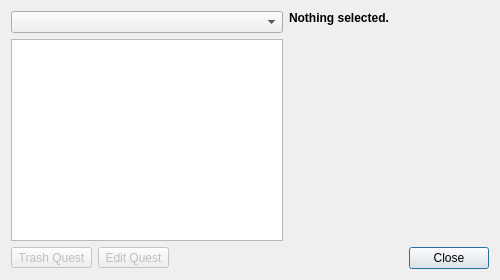
This is starcheat/templates/Quests.ui in wizzomafizzo/starcheat as Qt 5 draws it before an edit. The edited form follows.
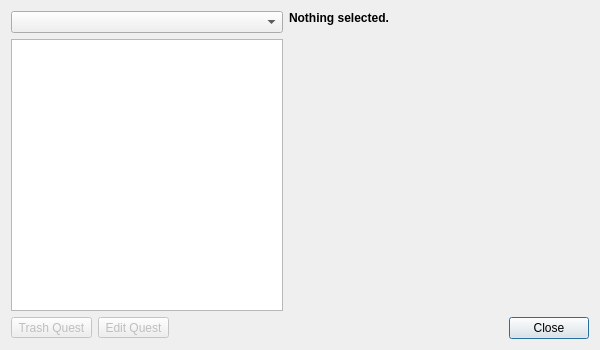
This is the edited form. Icons and pictures are not drawn.

Commit message: Add support for colored quest text

Patch:
```diff
--- a/starcheat/templates/Quests.ui
+++ b/starcheat/templates/Quests.ui
@@ -6,8 +6,8 @@
    <rect>
     <x>0</x>
     <y>0</y>
-    <width>500</width>
-    <height>280</height>
+    <width>600</width>
+    <height>350</height>
    </rect>
   </property>
   <property name="windowTitle">
@@ -30,7 +30,7 @@
       <widget class="QLabel" name="quest_info_label">
        <property name="minimumSize">
         <size>
-         <width>200</width>
+         <width>300</width>
          <height>0</height>
         </size>
        </property>
```
The commit also changes 2 other files.
